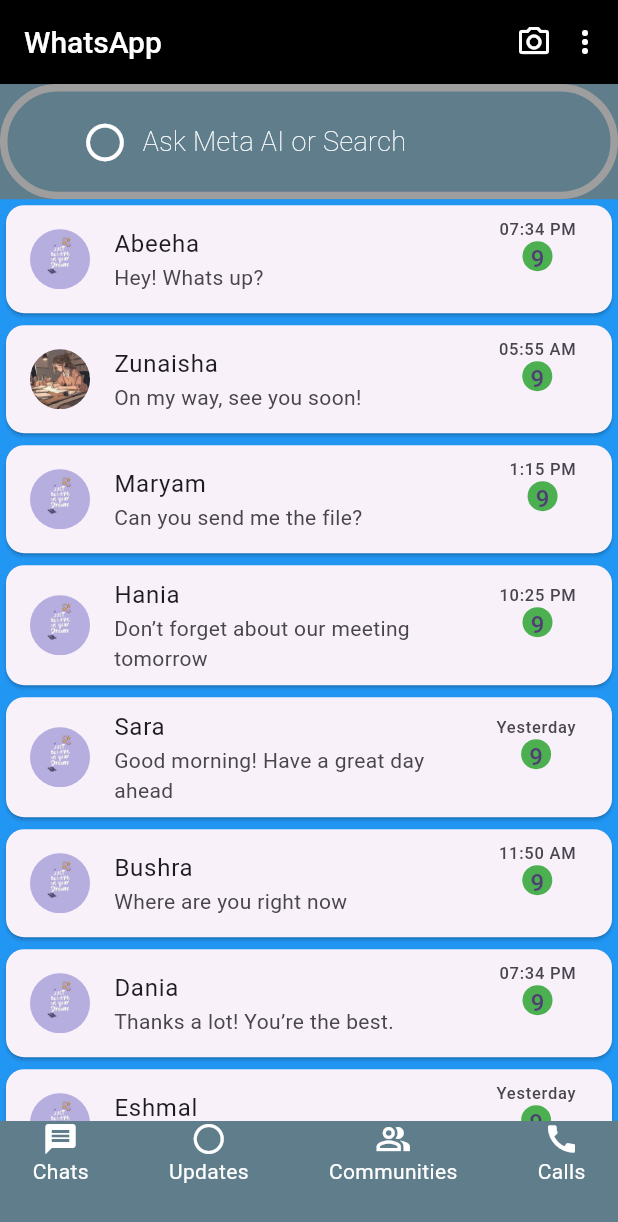
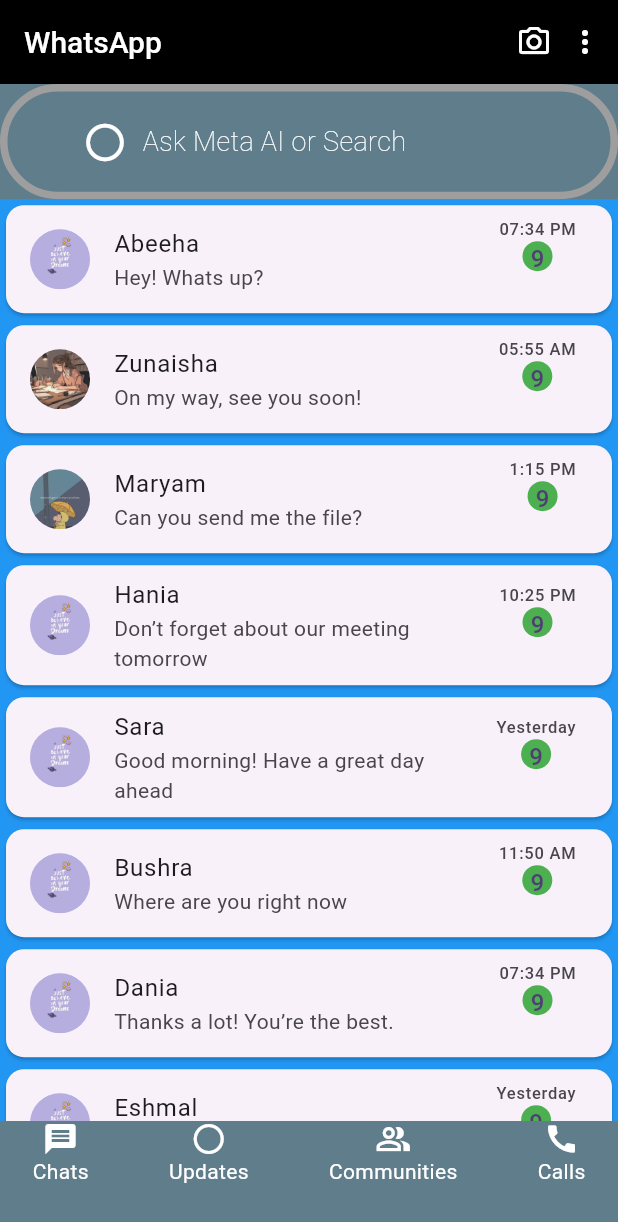
Before and after one commit to Areeba-ai05/WA-full-clone, a Flutter app: the screen it shows after launch, on a phone screen of 412 x 824 dp. Shown: the top 1222 px of the screen. Run offline on Flutter 3.47's test engine with Material 3 defaults, Android fonts, the phone set to English and light mode, and no system bars.

Commit message:
update code

```diff
--- a/lib/whatsapp/wapp.dart
+++ b/lib/whatsapp/wapp.dart
@@ -38,7 +38,7 @@ class ExpandedClass extends StatelessWidget {
   List userImage=[
     'assets/img1.jpg',
     'assets/img2.jpg',
-    'assets/img1.jpg',
+    'assets/img3.jpg',
     'assets/img1.jpg',
     'assets/img1.jpg',
     'assets/img1.jpg',
```
